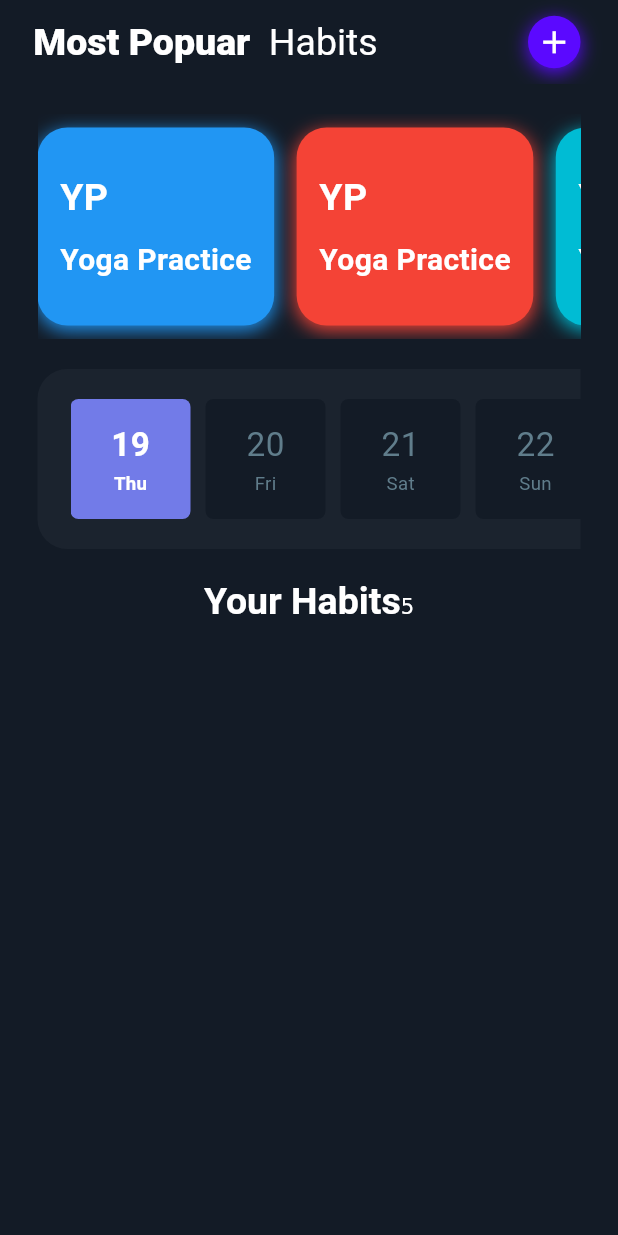
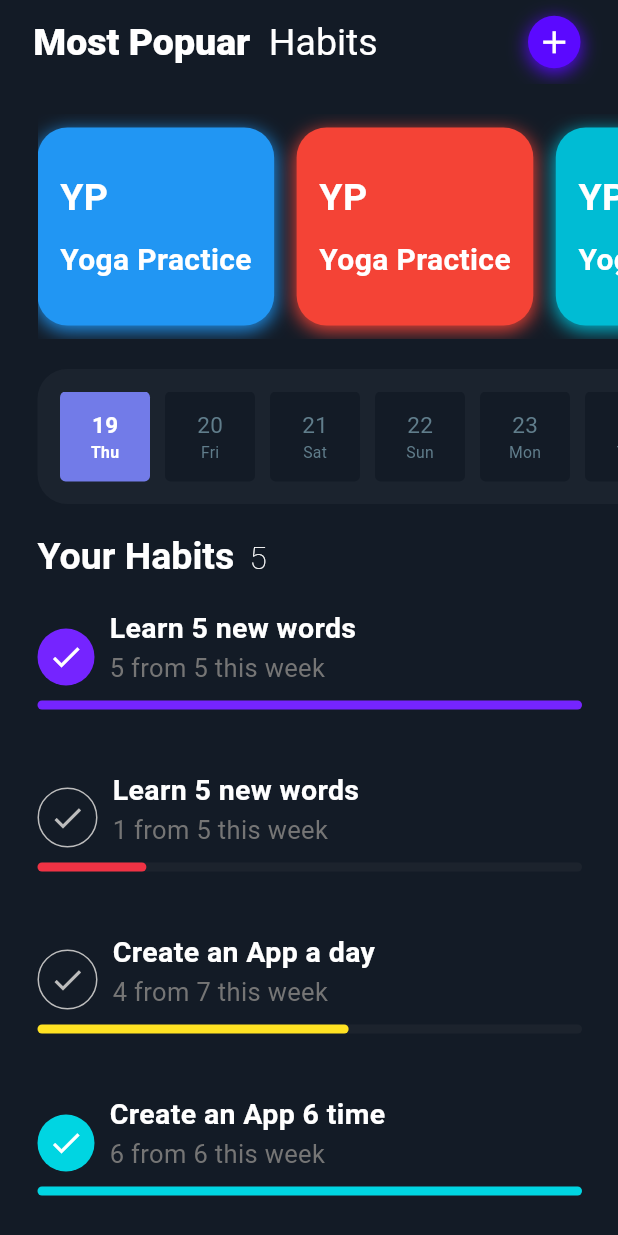
Before and after one commit to angelvlch/Habits_tracker, a Flutter app: the screen it shows after launch, on a phone screen of 412 x 824 dp. Run offline on Flutter 3.47's test engine with Material 3 defaults, Android fonts, the phone set to English and light mode, and no system bars.

Commit message:
feat:design main page

```diff
--- a/lib/main.dart
+++ b/lib/main.dart
@@ -12,7 +12,7 @@ class MyApp extends StatelessWidget {
   Widget build(BuildContext context) {
     return const MaterialApp(
       debugShowCheckedModeBanner: false,
-      title: 'Habit tracker',
+      title: 'Habit trackers',
       home: Home(),
     );
   }
@@ -74,8 +74,9 @@ class Home extends StatelessWidget {
         ],
       ),
       body: Padding(
-        padding: const EdgeInsets.symmetric(horizontal: 25.0),
+        padding: const EdgeInsets.only(left: 25.0),
         child: Column(
+          crossAxisAlignment: CrossAxisAlignment.start,
           children: [
             const SizedBox(height: 20),
             SizedBox(
@@ -132,10 +133,10 @@ class Home extends StatelessWidget {
                 },
               ),
             ),
-            SizedBox(height: 20),
+            const SizedBox(height: 20),
             Container(
-              height: 120,
-              padding: EdgeInsets.only(top: 20, bottom: 20, left: 22),
+              height: 90,
+              padding: const EdgeInsets.only(top: 15, bottom: 15, left: 15),
               decoration: const BoxDecoration(
                 color: Color(0xff1b232e),
                 borderRadius: BorderRadius.only(
@@ -151,16 +152,17 @@ class Home extends StatelessWidget {
                   int day = DateTime.now().day + index;
                   bool isToday = DateTime.now().day == day;
                   return Padding(
-                    padding: EdgeInsets.only(right: 10),
+                    padding: const EdgeInsets.only(right: 10),
                     child: FittedBox(
                       child: Container(
                         // alignment: Alignment.center,
-                        width: 90,
-                        height: 90,
+                        width: 80,
+                        height: 80,
                         decoration: BoxDecoration(
-                          borderRadius: BorderRadius.circular(6),
-                          color:
-                              isToday ? Color(0xff727be8) : Color(0xff131b26),
+                          borderRadius: BorderRadius.circular(5),
+                          color: isToday
+                              ? const Color(0xff727be8)
+                              : const Color(0xff131b26),
                         ),
                         child: Column(
                           mainAxisAlignment: MainAxisAlignment.center,
@@ -171,7 +173,7 @@ class Home extends StatelessWidget {
                                 color: isToday
                                     ? Colors.white
                                     : Colors.blueGrey.shade500,
-                                fontSize: 25,
+                                fontSize: 20,
                                 fontWeight: isToday
                                     ? FontWeight.bold
                                     : FontWeight.normal,
@@ -200,9 +202,9 @@ class Home extends StatelessWidget {
                 },
               ),
             ),
-            SizedBox(height: 20),
+            const SizedBox(height: 20),
             RichText(
-              text: TextSpan(
+              text: const TextSpan(
                 children: [
                   TextSpan(
                     text: 'Your Habits',
@@ -213,18 +215,97 @@ class Home extends StatelessWidget {
                     ),
                   ),
                   TextSpan(
-                    text: '5',
+                    text: '  5',
                     style: TextStyle(
-                      fontSize: 25,
-                      fontWeight: FontWeight.100,
+                      fontSize: 21,
+                      fontWeight: FontWeight.w100,
                       color: Colors.white,
                     ),
                   ),
                 ],
               ),
             ),
+            Expanded(
+              child: ListView.builder(
+                itemCount: habits2.length,
+                itemBuilder: (context, index) {
+                  return HabitCard(index: index);
+                },
+              ),
+            )
           ],
         ),
+      ),
+    );
+  }
+}
+
+class HabitCard extends StatelessWidget {
+  final int index;
+
+  const HabitCard({super.key, required this.index});
+
+  @override
+  Widget build(BuildContext context) {
+    bool isDone = habits2[index]['aim'] == habits2[index]['daysCompleted'];
+    return Container(
+      margin: const EdgeInsets.only(top: 20, bottom: 20, right: 24),
+      child: Column(
+        children: [
+          Row(
+            crossAxisAlignment: CrossAxisAlignment.end,
+            children: [
+              Container(
+                padding: const EdgeInsets.all(7),
+                decoration: BoxDecoration(
+                  shape: BoxShape.circle,
+                  color: isDone ? habits2[index]['color'] : Colors.transparent,
+                  border: isDone
+                      ? const Border()
+                      : Border.all(
+                          color: Colors.grey.shade400,
+                        ),
+                ),
+                child: Icon(
+                  Icons.done,
+                  color: isDone ? Colors.white : Colors.grey.shade400,
+                ),
+              ),
+              const SizedBox(width: 10),
+              Column(
+                crossAxisAlignment: CrossAxisAlignment.start,
+                children: [
+                  Text(
+                    habits2[index]['title'],
+                    style: const TextStyle(
+                      color: Colors.white,
+                      fontSize: 19,
+                      fontWeight: FontWeight.bold,
+                    ),
+                  ),
+                  const SizedBox(height: 1),
+                  Text(
+                    '${habits2[index]['daysCompleted']} from ${habits2[index]['aim']} this week',
+                    style: TextStyle(
+                      color: Colors.grey.shade600,
+                      fontSize: 17,
+                    ),
+                  )
+                ],
+              )
+            ],
+          ),
+          const SizedBox(height: 10),
+          LinearProgressIndicator(
+            borderRadius: BorderRadius.circular(10),
+            minHeight: 6,
+            valueColor: AlwaysStoppedAnimation(
+              habits2[index]['color'],
+            ),
+            backgroundColor: const Color(0xff1c232d),
+            value: habits2[index]['daysCompleted'] / habits2[index]['aim'],
+          )
+        ],
       ),
     );
   }
@@ -262,3 +343,30 @@ List<Map<String, dynamic>> habits = [
     'fulltext': 'Yoga Practice',
   },
 ];
+
+List<Map<String, dynamic>> habits2 = [
+  {
+    'aim': 5,
+    'title': 'Learn 5 new words',
+    'color': const Color(0xff7524ff),
+    'daysCompleted': 5,
+  },
+  {
+    'aim': 5,
+    'title': 'Learn 5 new words',
+    'daysCompleted': 1,
+    'color': const Color(0xfff03244),
+  },
+  {
+    'aim': 7,
+    'title': 'Create an App a day',
+    'daysCompleted': 4,
+    'color': const Color.fromARGB(255, 255, 226, 34),
+  },
+  {
+    'aim': 6,
+    'title': 'Create an App 6 time',
+    'daysCompleted': 6,
+    'color': const Color(0xff00d5e2),
+  }
+];
```
Also changed, not shown: 1 other file.
